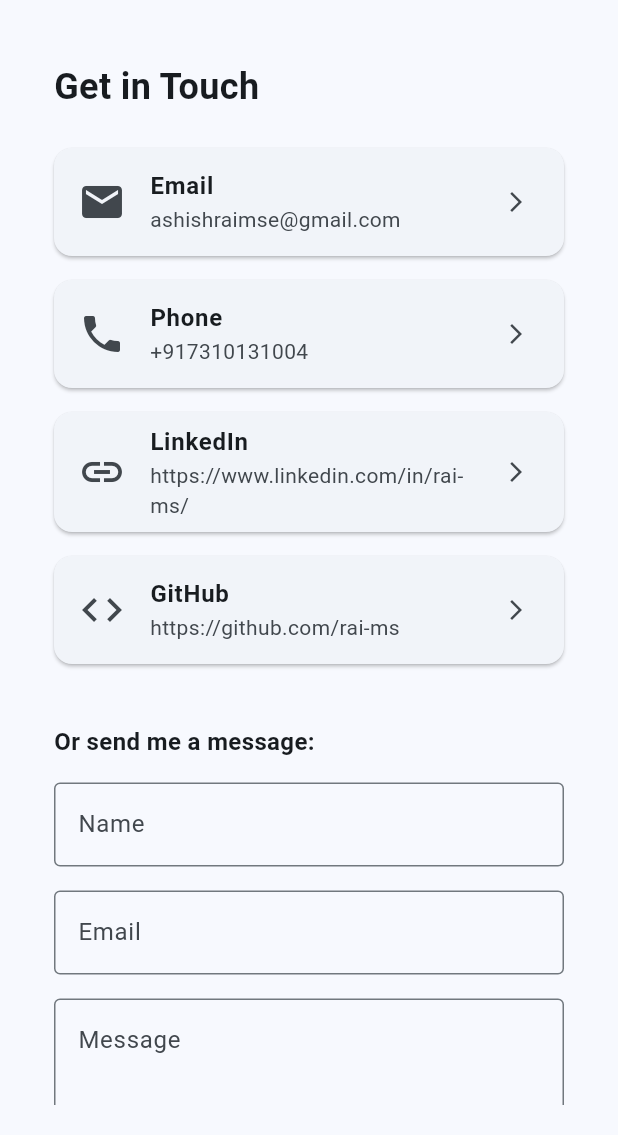
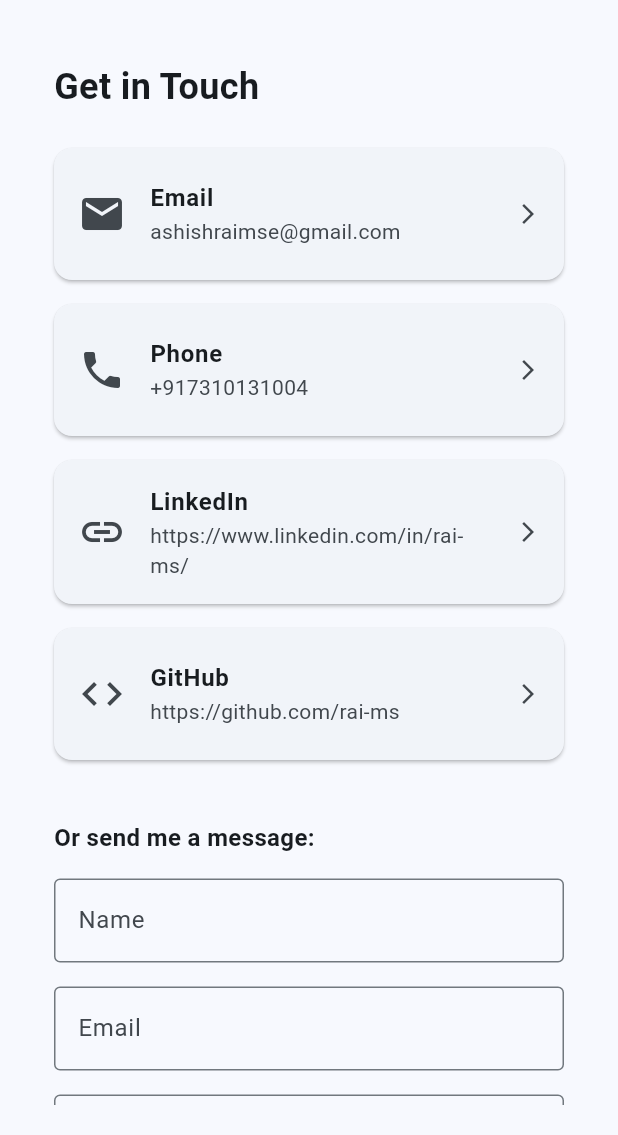
Before and after one commit to rai-ms/rx_project, a Flutter app: the ContactPage screen opened by its route, on a phone screen of 412 x 824 dp, the part 101-1236 px from its top. Run offline on Flutter 3.47's test engine with Material 3 defaults, Android fonts, the phone set to English and light mode, and no system bars; our stand-ins replace dartz, equatable, go_router, google_fonts; missing offline and left inert: pdfx.

Commit message:
Extract ContactInfoCard widget and enhance with customizable styling options

```diff
--- a/lib/features/contact/presentation/pages/contact_page.dart
+++ b/lib/features/contact/presentation/pages/contact_page.dart
@@ -3,6 +3,7 @@ import 'package:flutter/material.dart';
 import 'package:rx_project/core/constants/app_text.dart';
 import 'package:rx_project/features/widget/header/app_header.dart';
 import 'package:url_launcher/url_launcher_string.dart';
+import '../widgets/contact_info_card.dart';
 
 import '../../../../core/constants/app_regex.dart';
 
@@ -33,24 +34,6 @@ class _ContactPageState extends State<ContactPage> {
     }
   }
 
-  Widget _buildContactInfo(
-    BuildContext context, {
-    required IconData icon,
-    required String title,
-    required String subtitle,
-    required VoidCallback onTap,
-  }) {
-    return Card(
-      margin: const EdgeInsets.symmetric(vertical: 8.0, horizontal: 16.0),
-      child: ListTile(
-        leading: Icon(icon, size: 32),
-        title: Text(title, style: const TextStyle(fontWeight: FontWeight.bold)),
-        subtitle: Text(subtitle),
-        onTap: onTap,
-        trailing: const Icon(Icons.arrow_forward_ios, size: 16),
-      ),
-    );
-  }
 
   Future<void> _submitForm() async {
     if (_formKey.currentState?.validate() ?? false) {
@@ -86,29 +69,25 @@ class _ContactPageState extends State<ContactPage> {
                             style: TextStyle(fontSize: 24, fontWeight: FontWeight.bold),
                           ),
                         ),
-                        _buildContactInfo(
-                          context,
+                        ContactInfoCard(
                           icon: Icons.email,
                           title: AppText.emailLabel,
                           subtitle: AppText.email,
                           onTap: () => _launchURL('mailto:${AppText.email}'),
                         ),
-                        _buildContactInfo(
-                          context,
+                        ContactInfoCard(
                           icon: Icons.phone,
                           title: AppText.phoneLabel,
                           subtitle: AppText.phone,
                           onTap: () => _launchURL('tel:${AppText.phone}'),
                         ),
-                        _buildContactInfo(
-                          context,
+                        ContactInfoCard(
                           icon: Icons.link,
                           title: AppText.linkedInLabel,
                           subtitle: AppText.linkedin,
                           onTap: () => _launchURL(AppText.linkedin),
                         ),
-                        _buildContactInfo(
-                          context,
+                        ContactInfoCard(
                           icon: Icons.code,
                           title: AppText.gitHubLabel,
                           subtitle: AppText.github,
--- /dev/null
+++ b/lib/features/contact/presentation/widgets/contact_info_card.dart
@@ -0,0 +1,50 @@
+import 'package:flutter/material.dart';
+
+class ContactInfoCard extends StatelessWidget {
+  final IconData icon;
+  final String title;
+  final String subtitle;
+  final VoidCallback onTap;
+  final EdgeInsetsGeometry? margin;
+  final double? iconSize;
+  final double? trailingIconSize;
+  final TextStyle? titleStyle;
+  final TextStyle? subtitleStyle;
+
+  const ContactInfoCard({
+    super.key,
+    required this.icon,
+    required this.title,
+    required this.subtitle,
+    required this.onTap,
+    this.margin,
+    this.iconSize = 32,
+    this.trailingIconSize = 16,
+    this.titleStyle,
+    this.subtitleStyle,
+  });
+
+  @override
+  Widget build(BuildContext context) {
+    return Card(
+      margin: margin ?? const EdgeInsets.symmetric(vertical: 8.0, horizontal: 16.0),
+      child: InkWell(
+        onTap: onTap,
+        borderRadius: BorderRadius.circular(4.0),
+        child: ListTile(
+          leading: Icon(icon, size: iconSize),
+          title: Text(
+            title,
+            style: titleStyle ?? const TextStyle(fontWeight: FontWeight.bold),
+          ),
+          subtitle: Text(
+            subtitle,
+            style: subtitleStyle,
+          ),
+          trailing: Icon(Icons.arrow_forward_ios, size: trailingIconSize),
+          contentPadding: const EdgeInsets.symmetric(horizontal: 16.0, vertical: 8.0),
+        ),
+      ),
+    );
+  }
+}
```
